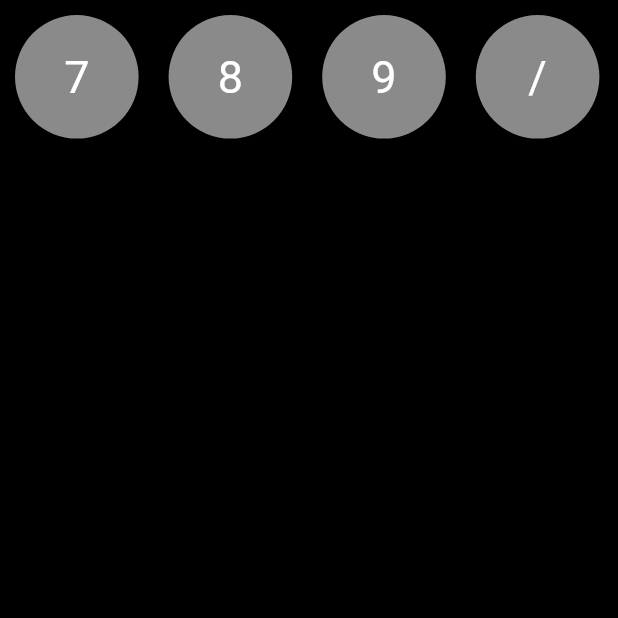
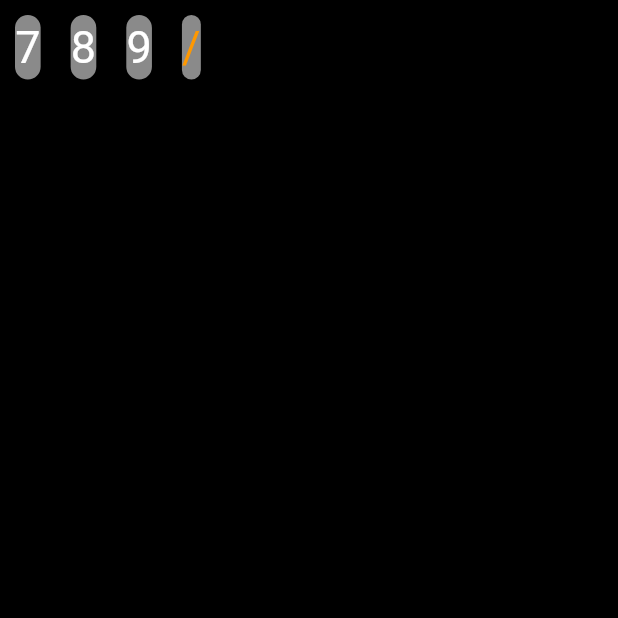
Before and after one commit to PavinKM/flutter_calculator, a Flutter app: the screen it shows after launch, on a phone screen of 412 x 824 dp, the top half of it. Run offline on Flutter 3.47's test engine with Material 3 defaults, Android fonts, the phone set to English and light mode, and no system bars.

Commit message:
upto date

```diff
--- a/lib/main.dart
+++ b/lib/main.dart
@@ -1,16 +1,18 @@
 import 'package:flutter/material.dart';
 
 void main() {
-  runApp(const MainApp());
+  runApp(MainApp());
 }
 
 class MainApp extends StatelessWidget {
-  const MainApp({super.key});
+  MainApp({super.key});
+
+  // double size = MediaQuery.of(context).size.width / 5;
 
   @override
   Widget build(BuildContext context) {
 
-    double size = MediaQuery.of(context).size.width / 5;
+
 
     return MaterialApp(
       home: Scaffold(
@@ -22,77 +24,10 @@ class MainApp extends StatelessWidget {
               children: [
                 Row(
                   children: [
-                    Container(
-                      decoration: BoxDecoration(
-                        color: Colors.white54,
-                        borderRadius: BorderRadius.circular(100),
-                      ),
-                      margin: EdgeInsets.all(10),
-                      height: size,
-                      width: size,
-                      alignment: Alignment.center,
-                      child: const Text(
-                        "7",
-                        style: TextStyle(
-                          color:Colors.white,
-                          fontSize: 30
-                        ),
-                      )
-                    ),
-
-                    Container(
-                      decoration: BoxDecoration(
-                        color: Colors.white54,
-                        borderRadius: BorderRadius.circular(100),
-                      ),
-                      margin: EdgeInsets.all(10),
-                      height: size,
-                      width: size,
-                      alignment: Alignment.center,
-                      child: const Text(
-                        "8",
-                        style: TextStyle(
-                          color:Colors.white,
-                          fontSize: 30
-                        ),
-                      )
-                    ),
-
-                    Container(
-                      decoration: BoxDecoration(
-                        color: Colors.white54,
-                        borderRadius: BorderRadius.circular(100),
-                      ),
-                      margin: EdgeInsets.all(10),
-                      height: size,
-                      width: size,
-                      alignment: Alignment.center,
-                      child: const Text(
-                        "9",
-                        style: TextStyle(
-                          color:Colors.white,
-                          fontSize: 30
-                        ),
-                      )
-                    ),
-
-                    Container(
-                      decoration: BoxDecoration(
-                        color: Colors.white54,
-                        borderRadius: BorderRadius.circular(100),
-                      ),
-                      margin: EdgeInsets.all(10),
-                      height: size,
-                      width: size,
-                      alignment: Alignment.center,
-                      child: const Text(
-                        "/",
-                        style: TextStyle(
-                          color:Colors.white,
-                          fontSize: 30
-                        ),
-                      )
-                    )
+                    calcButton("7", Colors.white),
+                    calcButton("8", Colors.white),
+                    calcButton("9", Colors.white),
+                    calcButton("/", Colors.orange)
                   ],
                 )
               ],
@@ -103,4 +38,25 @@ class MainApp extends StatelessWidget {
       ),
     );
   }
+
+  Widget calcButton(String text, Color bgColor){
+    return Container(
+                      decoration: BoxDecoration(
+                        color: Colors.white54,
+                        borderRadius: BorderRadius.circular(100),
+                      ),
+                      margin: EdgeInsets.all(10),
+                      // height: size,
+                      // width: size,
+                      alignment: Alignment.center,
+                      child: Text(
+                        text,
+                        style: TextStyle(
+                          color:bgColor,
+                          fontSize: 30
+                        ),
+                      )
+                    );
+  }
+
 }
```
